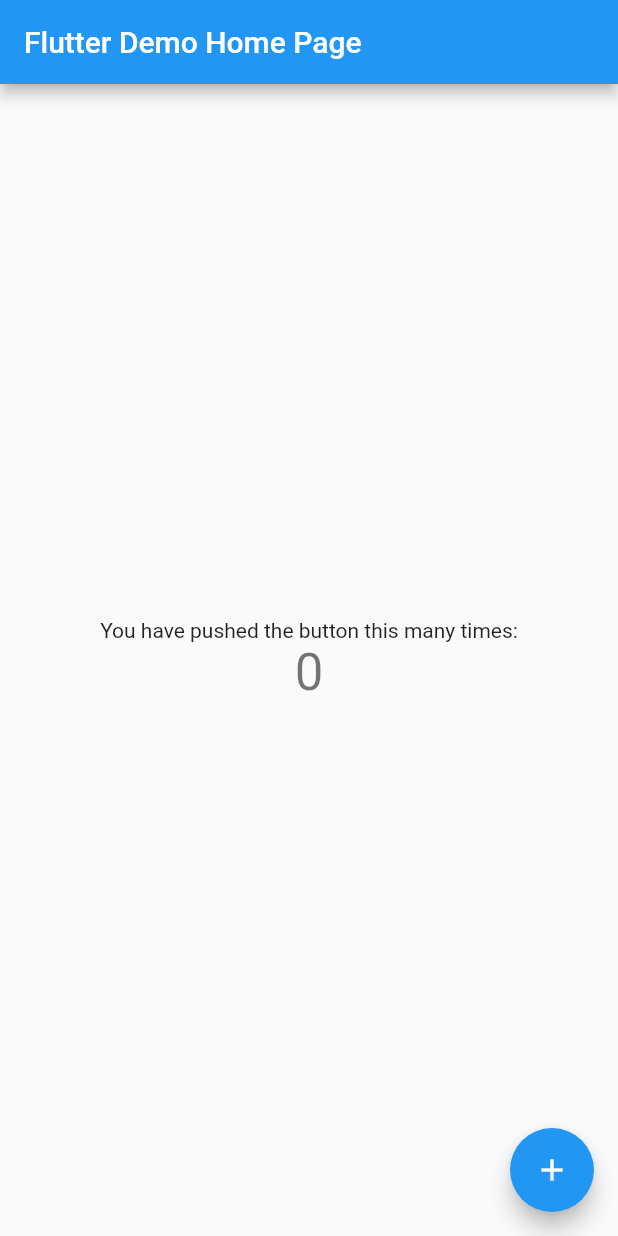
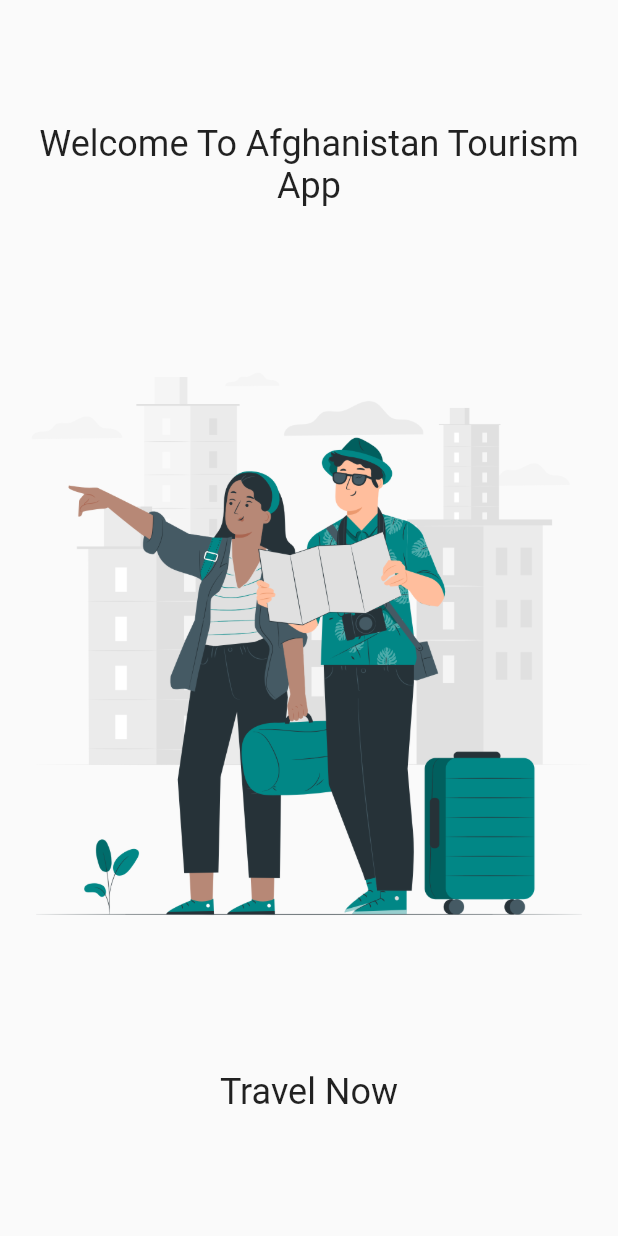
Before and after one commit to RamezRayyan64/Afghanistan-Tourism-App, a Flutter app: the screen it shows after launch, on a phone screen of 412 x 824 dp. Run offline on Flutter 3.47's test engine with Material 2 defaults, Android fonts, the light colour scheme and no system bars.

Commit message:
splash screen created

```diff
--- a/lib/constants/images.dart
+++ b/lib/constants/images.dart
@@ -1,2 +1,2 @@
-const kAppLogo = 'assets/logo.png';
-const kSplashImage = 'assets/travel.png';
+const kAppLogo = 'assets/others/logo.png';
+const kSplashImage = 'assets/others/travel.png';
--- a/lib/main.dart
+++ b/lib/main.dart
@@ -1,115 +1,26 @@
+import 'package:afghanistan_tourism_app/packages/theme/light_theme.dart';
+import 'package:afghanistan_tourism_app/screens/splash_screen/splash_screen.dart';
+import 'package:afghanistan_tourism_app/utilities/theme/dark_theme.dart';
 import 'package:flutter/material.dart';
 
-void main() {
+void main() async {
   runApp(const MyApp());
 }
 
 class MyApp extends StatelessWidget {
   const MyApp({super.key});
 
-  // This widget is the root of your application.
   @override
   Widget build(BuildContext context) {
     return MaterialApp(
-      title: 'Flutter Demo',
-      theme: ThemeData(
-        // This is the theme of your application.
-        //
-        // Try running your application with "flutter run". You'll see the
-        // application has a blue toolbar. Then, without quitting the app, try
-        // changing the primarySwatch below to Colors.green and then invoke
-        // "hot reload" (press "r" in the console where you ran "flutter run",
-        // or simply save your changes to "hot reload" in a Flutter IDE).
-        // Notice that the counter didn't reset back to zero; the application
-        // is not restarted.
-        primarySwatch: Colors.blue,
-      ),
-      home: const MyHomePage(title: 'Flutter Demo Home Page'),
+      title: 'Afghanistan Tourism App',
+      debugShowCheckedModeBanner: false,
+      theme: lightTheme(),
+      darkTheme: darkTheme(),
+      initialRoute: SplashScreen.id,
+      routes: {
+        SplashScreen.id: (context) => const SplashScreen(),
+      },
     );
   }
 }
-
-class MyHomePage extends StatefulWidget {
-  const MyHomePage({super.key, required this.title});
-
-  // This widget is the home page of your application. It is stateful, meaning
-  // that it has a State object (defined below) that contains fields that affect
-  // how it looks.
-
-  // This class is the configuration for the state. It holds the values (in this
-  // case the title) provided by the parent (in this case the App widget) and
-  // used by the build method of the State. Fields in a Widget subclass are
-  // always marked "final".
-
-  final String title;
-
-  @override
-  State<MyHomePage> createState() => _MyHomePageState();
-}
-
-class _MyHomePageState extends State<MyHomePage> {
-  int _counter = 0;
-
-  void _incrementCounter() {
-    setState(() {
-      // This call to setState tells the Flutter framework that something has
-      // changed in this State, which causes it to rerun the build method below
-      // so that the display can reflect the updated values. If we changed
-      // _counter without calling setState(), then the build method would not be
-      // called again, and so nothing would appear to happen.
-      _counter++;
-    });
-  }
-
-  @override
-  Widget build(BuildContext context) {
-    // This method is rerun every time setState is called, for instance as done
-    // by the _incrementCounter method above.
-    //
-    // The Flutter framework has been optimized to make rerunning build methods
-    // fast, so that you can just rebuild anything that needs updating rather
-    // than having to individually change instances of widgets.
-    return Scaffold(
-      appBar: AppBar(
-        // Here we take the value from the MyHomePage object that was created by
-        // the App.build method, and use it to set our appbar title.
-        title: Text(widget.title),
-      ),
-      body: Center(
-        // Center is a layout widget. It takes a single child and positions it
-        // in the middle of the parent.
-        child: Column(
-          // Column is also a layout widget. It takes a list of children and
-          // arranges them vertically. By default, it sizes itself to fit its
-          // children horizontally, and tries to be as tall as its parent.
-          //
-          // Invoke "debug painting" (press "p" in the console, choose the
-          // "Toggle Debug Paint" action from the Flutter Inspector in Android
-          // Studio, or the "Toggle Debug Paint" command in Visual Studio Code)
-          // to see the wireframe for each widget.
-          //
-          // Column has various properties to control how it sizes itself and
-          // how it positions its children. Here we use mainAxisAlignment to
-          // center the children vertically; the main axis here is the vertical
-          // axis because Columns are vertical (the cross axis would be
-          // horizontal).
-          mainAxisAlignment: MainAxisAlignment.center,
-          children: <Widget>[
-            const Text(
-              'You have pushed the button this many times:',
-            ),
-            Text(
-              '$_counter',
-              style: Theme.of(context).textTheme.headlineMedium,
-            ),
-          ],
-        ),
-      ),
-      floatingActionButton: FloatingActionButton(
-        onPressed: _incrementCounter,
-        tooltip: 'Increment',
-        child: const Icon(Icons.add),
-      ), // This trailing comma makes auto-formatting nicer for build methods.
-    );
-  }
-}
--- /dev/null
+++ b/lib/screens/splash_screen/splash_screen.dart
@@ -0,0 +1,47 @@
+import 'package:afghanistan_tourism_app/constants/images.dart';
+import 'package:flutter/material.dart';
+
+class SplashScreen extends StatelessWidget {
+  const SplashScreen({super.key});
+
+  static const String id = '/splash_screen';
+
+  @override
+  Widget build(BuildContext context) {
+    goToNextScreen(context);
+    return Scaffold(
+      body: SafeArea(
+        child: Column(
+          mainAxisAlignment: MainAxisAlignment.spaceEvenly,
+          children: [
+            Padding(
+              padding: const EdgeInsets.symmetric(horizontal: 20),
+              child: Text(
+                'Welcome To Afghanistan Tourism App',
+                textAlign: TextAlign.center,
+                style: Theme.of(context).textTheme.headlineSmall,
+              ),
+            ),
+            const Image(
+              image: AssetImage(kSplashImage),
+            ),
+            Padding(
+              padding: const EdgeInsets.symmetric(horizontal: 20),
+              child: Text(
+                'Travel Now',
+                textAlign: TextAlign.center,
+                style: Theme.of(context).textTheme.headlineSmall,
+              ),
+            ),
+          ],
+        ),
+      ),
+    );
+  }
+
+  void goToNextScreen(BuildContext context) async {
+    Future.delayed(const Duration(seconds: 3), () {
+      //Go to next screen
+    });
+  }
+}
--- a/pubspec.yaml
+++ b/pubspec.yaml
@@ -62,6 +62,8 @@
   # assets:
   #   - images/a_dot_burr.jpeg
   #   - images/a_dot_ham.jpeg
+  assets:
+    - assets/others/
 
   # An image asset can refer to one or more resolution-specific "variants", see
   # https://flutter.dev/assets-and-images/#resolution-aware
```
Also changed, not shown: assets/others/logo.png (added), assets/others/travel.png (added).
